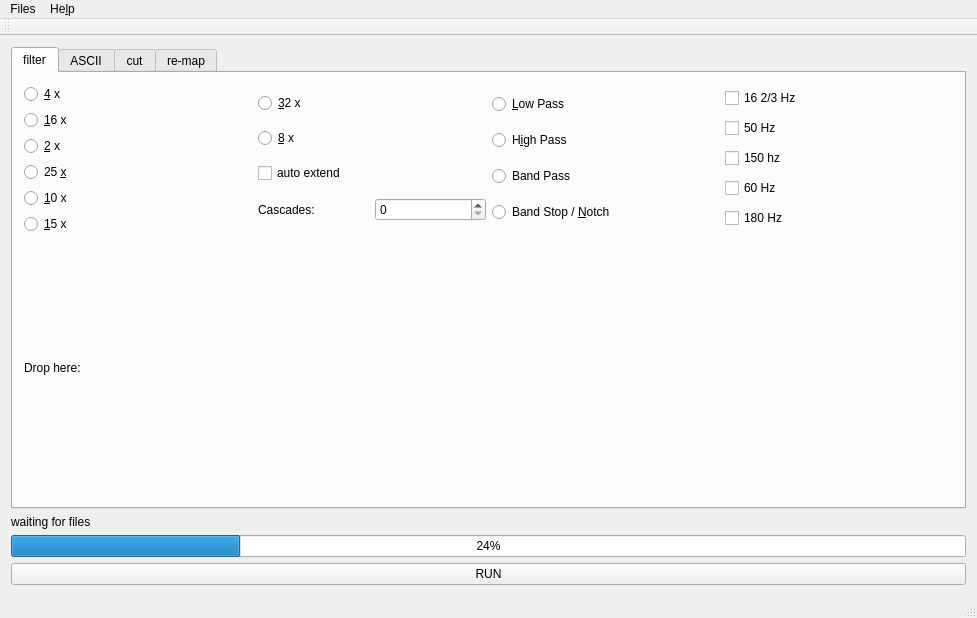
Old version of the form procmt/filter/filter.ui in the repository bfrmtx/procmt_2021.
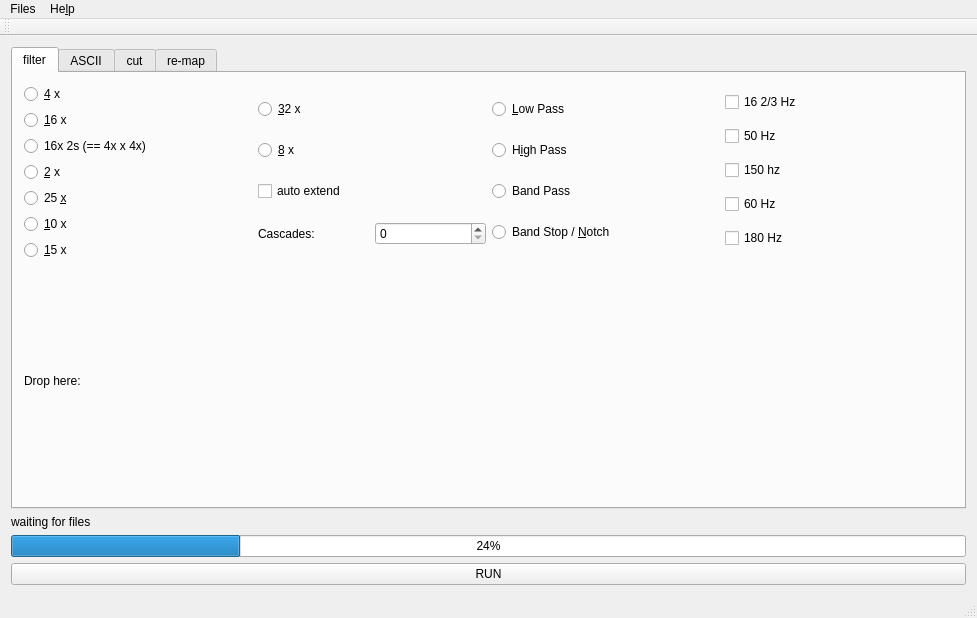
New version of the form.

Patch:
```diff
--- a/procmt/filter/filter.ui
+++ b/procmt/filter/filter.ui
@@ -55,6 +55,13 @@
               </property>
              </widget>
             </item>
+            <item>
+             <widget class="QRadioButton" name="rb_16x_2s">
+              <property name="text">
+               <string>16x 2s (== 4x x 4x)</string>
+              </property>
+             </widget>
+            </item>
             <item>
              <widget class="QRadioButton" name="rb_2x">
               <property name="text">
```
